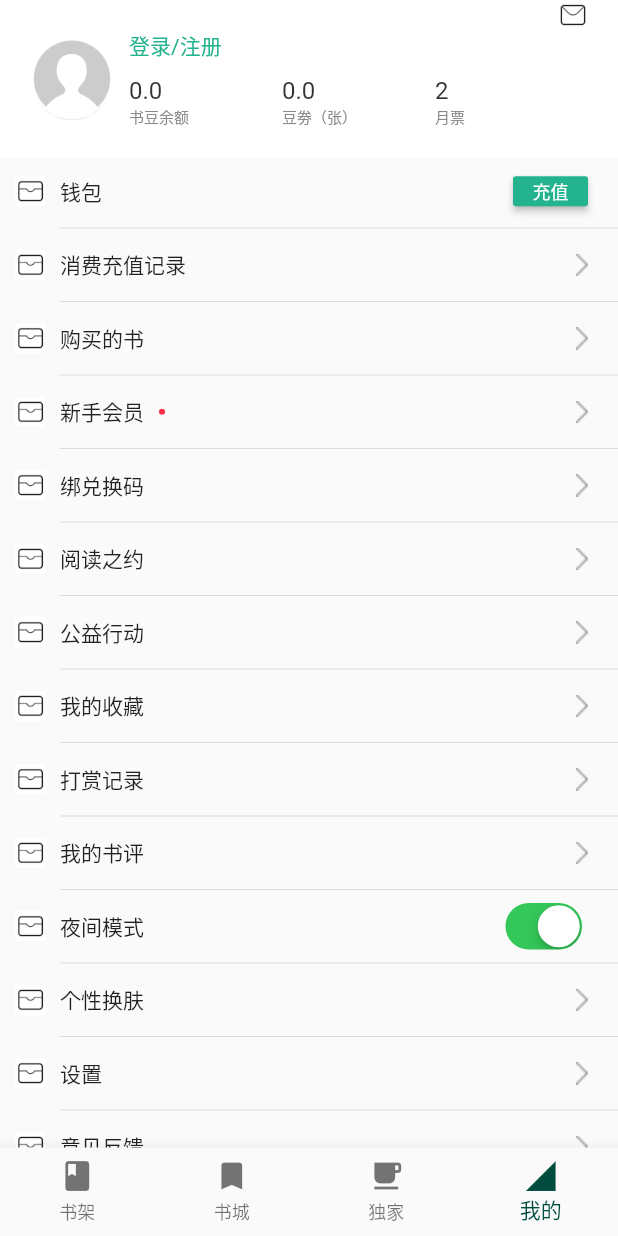
After one commit to fuchsia-group/flutter_shuqi, a Flutter app: the HemoPage screen opened directly, item 4 of the bottom bar chosen, on a phone screen of 412 x 824 dp. The commit adds this screen. Run offline on Flutter 3.47's test engine with Material 2 defaults, Android fonts, the phone set to English and light mode, and no system bars.

Commit message:
我的界面

```diff
--- a/flutter_shuqi/lib/views/first_page/home.dart
+++ b/flutter_shuqi/lib/views/first_page/home.dart
@@ -2,6 +2,8 @@ import 'package:flutter/material.dart';
 import 'package:flutter/cupertino.dart';
 import 'package:flutter_shuqi/common/sq_color.dart';
 import 'package:flutter_shuqi/widgets/404.dart';
+import 'package:flutter_shuqi/views/forth_page/mine_page/mine.dart';
+
 
 class HemoPage extends StatefulWidget {
   @override
@@ -14,8 +16,8 @@ class HemoPageState extends State<HemoPage> {
   static List tabs = [
     {"text": Text("书架"), "icon": Icon(Icons.book)},
     {"text": Text("书城"), "icon": Icon(Icons.bookmark)},
-    {"text": Text("免费"), "icon": Icon(Icons.free_breakfast)},
-    {"text": Text("独家"), "icon": Icon(Icons.signal_cellular_4_bar)},
+    {"text": Text("独家"), "icon": Icon(Icons.free_breakfast)},
+    {"text": Text("我的"), "icon": Icon(Icons.signal_cellular_4_bar)},
   ];
 
   List<BottomNavigationBarItem> myTabs = [];
@@ -46,7 +48,7 @@ class HemoPageState extends State<HemoPage> {
           WidgetNotFound(),
           WidgetNotFound(),
           WidgetNotFound(),
-          WidgetNotFound()
+          MinePage()
         ],
         index: _selectedIndex,
       ),
--- /dev/null
+++ b/flutter_shuqi/lib/views/forth_page/mine_page/m_list_head.dart
@@ -0,0 +1,94 @@
+import 'package:flutter/material.dart';
+import 'package:flutter_shuqi/common/sq_color.dart';
+
+
+class MineListHead extends StatefulWidget {
+  @override
+  _MineListHeadState createState() => _MineListHeadState();
+}
+
+class _MineListHeadState extends State<MineListHead> {
+
+  Widget _drawInfo(String value,String name){
+    return Expanded(
+      child: Container(
+        padding: EdgeInsets.only(top:10),
+        child: Column(
+          crossAxisAlignment: CrossAxisAlignment.start,
+          children: <Widget>[
+            Text(value,style: TextStyle(color: SQColor.darkGray,fontSize: 16),),
+            Text(name,style: TextStyle(color: SQColor.gray,fontSize: 10),)
+          ],
+        ),
+      )
+    );
+  }
+
+
+  @override
+  Widget build(BuildContext context) {
+    return Container(
+      padding: EdgeInsets.only(left: 20,right: 20,bottom: 20),
+      color: Colors.white,
+      child: Column(
+        children: <Widget>[
+         Row(
+           mainAxisAlignment: MainAxisAlignment.end,
+           children: <Widget>[
+              InkWell(
+                onTap: null,
+                child: Image.asset("images/me_feedback.png"),
+              )
+           ],
+         ),
+
+          Row(
+            children: <Widget>[
+              InkWell(
+                onTap: null,
+                child: Stack(
+                  alignment: Alignment.center,
+                  children: <Widget>[
+                    Image.asset("images/placeholder_avatar.png")
+                  ],
+                ),
+              ),
+              Expanded(
+                child: Container(
+                  color: SQColor.white,
+                  padding: EdgeInsets.only(left: 10),
+                  child:Column(
+                    mainAxisAlignment: MainAxisAlignment.start,
+                    crossAxisAlignment: CrossAxisAlignment.start,
+                    children: <Widget>[
+                      Container(
+                          child: InkWell(
+                            onTap: (){
+
+                            },
+                            child: Text("登录/注册",style: TextStyle(color:  SQColor.primary,fontSize: 14),),
+                          ),
+                      ),
+
+                      Container(
+                        // color: SQColor.blue,
+                        child: Row(
+                          children: <Widget>[
+                           _drawInfo("0.0","书豆余额"),
+                           _drawInfo("0.0","豆劵（张）"),
+                           _drawInfo("2","月票"),
+                          ],
+                        )
+                      ),
+
+                    ],
+                  ),
+                ),
+              )
+            ],
+          )
+        ],
+      ),
+    );
+  }
+}
--- /dev/null
+++ b/flutter_shuqi/lib/views/forth_page/mine_page/m_list_row.dart
@@ -0,0 +1,128 @@
+import 'package:flutter/material.dart';
+import 'package:flutter_shuqi/common/sq_color.dart';
+import 'package:flutter/cupertino.dart';
+
+class MineListRow extends StatefulWidget {
+
+  final int index;
+  final Map data;
+  const MineListRow({Key key, this.index, this.data}) : super(key: key);
+
+  @override
+  _MineListRowState createState() => _MineListRowState();
+}
+
+class _MineListRowState extends State<MineListRow> {
+  bool _bSwitch =true;
+      Widget _drawRowTail(){
+        String temp;
+        temp = widget.data["charge"];
+        if (temp != null) {
+          return Container(
+            width: 50,
+            height: 20,
+            child: RaisedButton(
+            padding:EdgeInsets.only(left: 10,right: 10),
+            color: SQColor.primary,
+            textColor: SQColor.white,
+            child: Text(temp,style: TextStyle(fontSize: 12),),
+            onPressed: (){
+
+            },
+          )
+          );
+        }
+        temp = widget.data["arrow"];
+        if (temp !=null) {
+          return Image.asset(temp);
+        }
+        temp =widget.data["switch"];
+        if (temp !=null) {
+
+          return InkWell(
+            child: Container(
+            constraints: BoxConstraints(maxHeight: 20),
+            child: CupertinoSwitch(value: _bSwitch, onChanged: (bool value) {
+              print("$value");
+              setState(() {
+                _bSwitch =value;
+              });
+
+            },
+            ),
+          ),
+          onTap: (){
+            setState(() {
+              _bSwitch = !_bSwitch;
+            });
+          },
+          );
+        }
+
+
+        return  Text("");
+      }
+  Widget _drawRedPoint(){
+String temp;
+        temp = widget.data["point"];
+if (temp !=null) {
+  return Container(
+    padding: EdgeInsets.only(left: 10),
+    child: ClipRRect(
+              borderRadius: BorderRadius.circular(2.0),
+              child: Container(
+                color: SQColor.red,
+                width: 4,
+                height: 4,
+                child: Text(""),
+              ),
+            ),
+  );
+}
+return Text("");
+  }
+
+   Widget _drawRow(int index){
+    return Container(
+      height: 45,
+      // color: SQColor.primary,
+      padding: EdgeInsets.only(left: 10,right: 20),
+     child: InkWell(
+       onTap: null,
+
+       child:Container(
+         child: Row(
+        children: <Widget>[
+          Container(
+            width: 20,
+            child: Image.asset(widget.data["image"]),
+          ),
+          Container(
+            padding: EdgeInsets.only(left: 10),
+             child:Text(widget.data["title"]),
+          ),
+          _drawRedPoint(),
+          Expanded(
+            child: Container(
+                alignment: AlignmentDirectional.centerEnd,
+                // color: SQColor.primary,
+                child: _drawRowTail(),
+            ),
+          )
+
+        ],
+     ) ,
+       )
+
+
+
+      // child:
+      ),
+
+    );
+  }
+  @override
+  Widget build(BuildContext context) {
+    return  _drawRow(widget.index);
+  }
+}
--- /dev/null
+++ b/flutter_shuqi/lib/views/forth_page/mine_page/mine.dart
@@ -0,0 +1,56 @@
+
+
+
+
+import 'package:flutter/material.dart';
+import 'm_list_head.dart';
+import 'm_list_row.dart';
+
+class MinePage extends StatefulWidget {
+  @override
+  _MinePageState createState() => _MinePageState();
+}
+
+class _MinePageState extends State<MinePage> {
+
+  static String arrow ="images/arrow_right.png";
+  List<Map> listData =[
+      {"image":"images/me_wallet.png","title":"钱包","charge":"充值"},
+      {"image":"images/me_wallet.png","title":"消费充值记录","arrow":arrow},
+      {"image":"images/me_wallet.png","title":"购买的书","arrow":arrow},
+      {"image":"images/me_wallet.png","title":"新手会员","arrow":arrow,"point":"point"},
+      {"image":"images/me_wallet.png","title":"绑兑换码","arrow":arrow},
+      {"image":"images/me_wallet.png","title":"阅读之约","arrow":arrow},
+      {"image":"images/me_wallet.png","title":"公益行动","arrow":arrow},
+      {"image":"images/me_wallet.png","title":"我的收藏","arrow":arrow},
+      {"image":"images/me_wallet.png","title":"打赏记录","arrow":arrow},
+      {"image":"images/me_wallet.png","title":"我的书评","arrow":arrow},
+      {"image":"images/me_wallet.png","title":"夜间模式","switch":"1"},
+      {"image":"images/me_wallet.png","title":"个性换肤","arrow":arrow},
+      {"image":"images/me_wallet.png","title":"设置","arrow":arrow},
+      {"image":"images/me_wallet.png","title":"意见反馈","arrow":arrow},
+
+  ];
+
+  @override
+  Widget build(BuildContext context) {
+    return ListView.builder(
+      itemBuilder: (context,i){
+        if (i==0) {
+          return MineListHead();
+        }
+        if (!i.isOdd) {
+          return  Container(
+            padding: const  EdgeInsets.only(left: 40),
+            child: Divider(height: 4,),
+          );
+        }
+         final index = i ~/ 2;
+        //  Key key =ObjectKey(index);
+         return MineListRow(index: index,data: listData[index],);
+
+      },
+      itemCount: listData.length*2+1,
+    );
+  }
+}
```
Also changed, not shown: flutter_shuqi/pubspec.yaml (+5 -3 lines), flutter_shuqi/images/2.0x/me_feedback.png (added), flutter_shuqi/images/2.0x/me_wallet.png (added), flutter_shuqi/images/2.0x/placeholder_avatar.png (added), flutter_shuqi/images/arrow_right.png (added), flutter_shuqi/images/me_feedback.png (added), flutter_shuqi/images/me_wallet.png (added), flutter_shuqi/images/placeholder_avatar.png (added).
